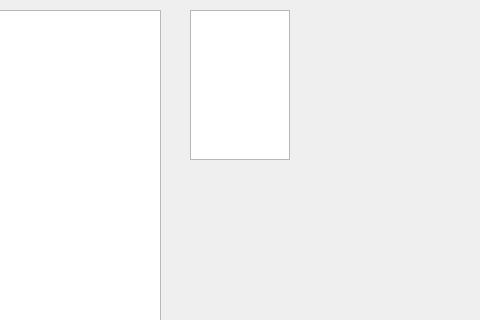
First picture: the form in mainwindow.ui, repository vlad-avr/oop_lab3, before the edit; both pictures show x 320 to 800 and y 0 to 320 of the 800 by 600 pixel window.
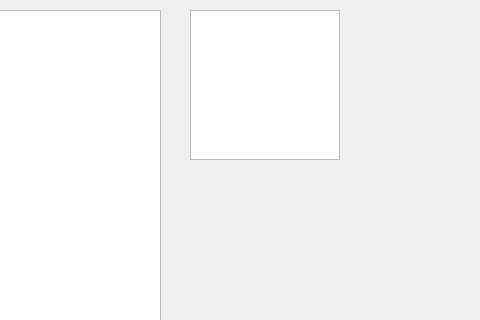
Second picture: the form after the edit.

Diff of the .ui file:
```diff
--- a/mainwindow.ui
+++ b/mainwindow.ui
@@ -29,10 +29,40 @@
      <rect>
       <x>510</x>
       <y>10</y>
-      <width>100</width>
+      <width>150</width>
       <height>150</height>
      </rect>
     </property>
+    <property name="sizePolicy">
+     <sizepolicy hsizetype="Fixed" vsizetype="Ignored">
+      <horstretch>0</horstretch>
+      <verstretch>0</verstretch>
+     </sizepolicy>
+    </property>
+    <property name="minimumSize">
+     <size>
+      <width>150</width>
+      <height>0</height>
+     </size>
+    </property>
+    <property name="maximumSize">
+     <size>
+      <width>150</width>
+      <height>150</height>
+     </size>
+    </property>
+    <property name="sizeIncrement">
+     <size>
+      <width>0</width>
+      <height>30</height>
+     </size>
+    </property>
+    <property name="baseSize">
+     <size>
+      <width>100</width>
+      <height>0</height>
+     </size>
+    </property>
    </widget>
   </widget>
   <widget class="QMenuBar" name="menubar">
```
